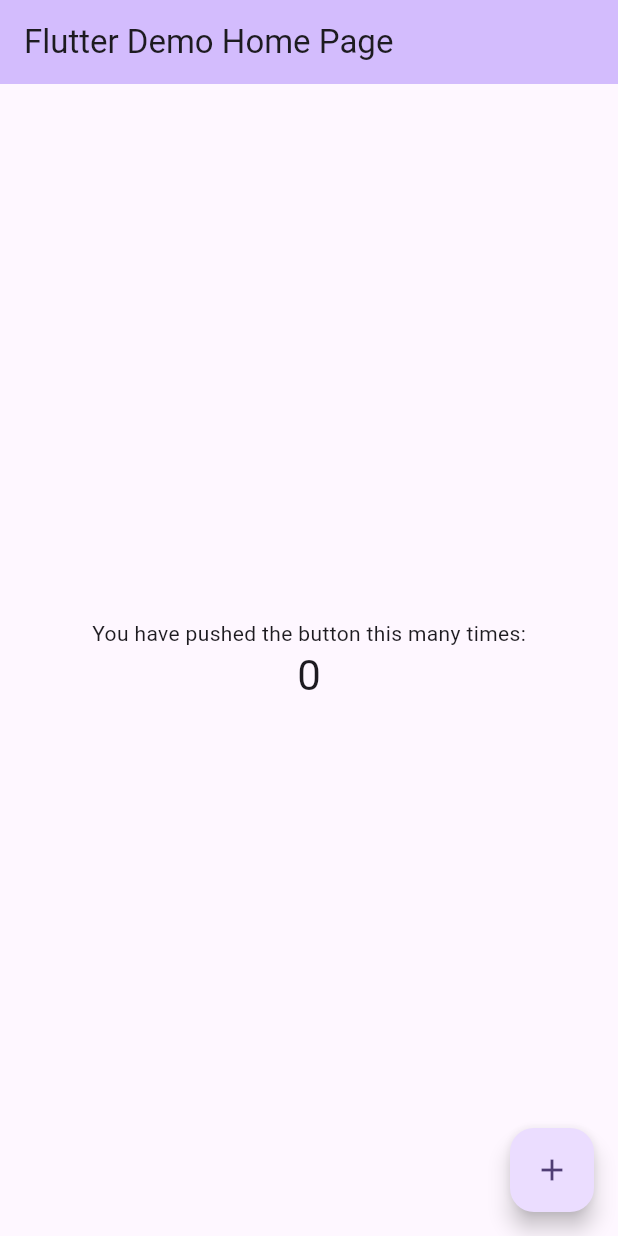
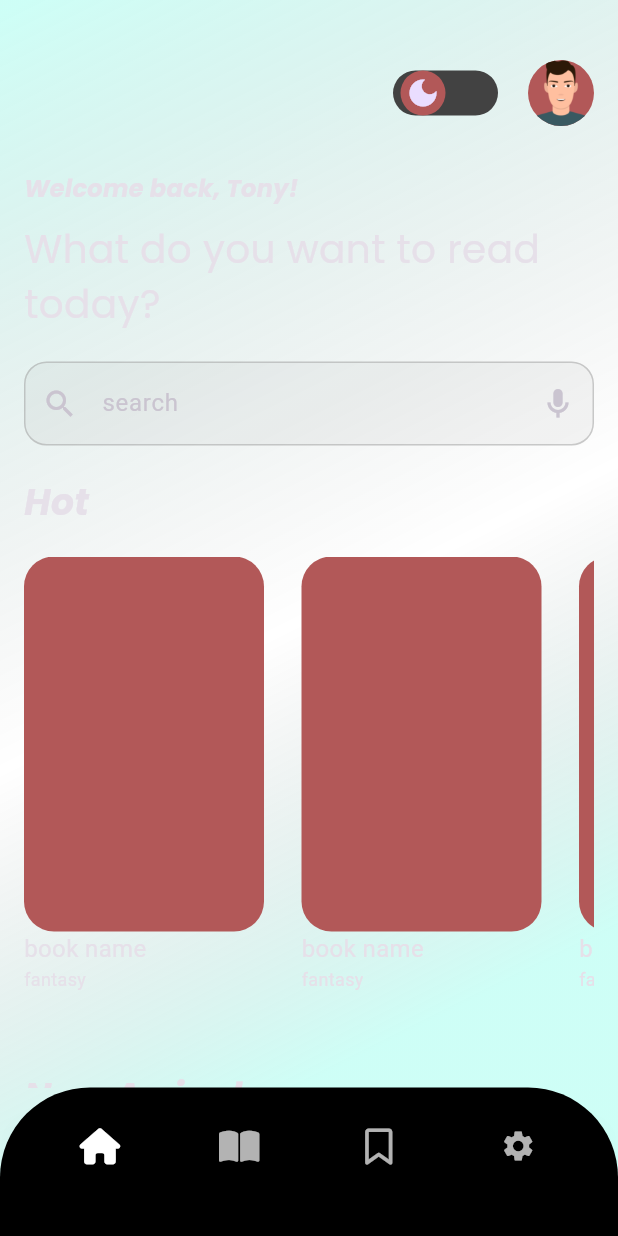
Before and after one commit to tonyMikhael100/kimit_graduation_project, a Flutter app: the screen it shows after launch, on a phone screen of 412 x 824 dp. Run offline on Flutter 3.47's test engine with Material 3 defaults, Android fonts, the phone set to English and light mode, and no system bars; our stand-ins replace flutter_onboarding_slider, font_awesome_flutter, google_fonts.

Commit message:
start allbook ui

```diff
--- /dev/null
+++ b/devtools_options.yaml
@@ -0,0 +1 @@
+extensions:
--- /dev/null
+++ b/lib/constant.dart
@@ -0,0 +1,3 @@
+import 'package:flutter/material.dart';
+
+var primaryColor = Color.fromARGB(255, 178, 88, 88);
--- a/lib/main.dart
+++ b/lib/main.dart
@@ -1,4 +1,7 @@
 import 'package:flutter/material.dart';
+import 'package:graduation_project/view/home.dart';
+import 'package:graduation_project/view/home_view.dart';
+import 'package:graduation_project/view/onboarding.dart';
 
 void main() {
   runApp(const MyApp());
@@ -7,119 +10,12 @@ void main() {
 class MyApp extends StatelessWidget {
   const MyApp({super.key});
 
-  // This widget is the root of your application.
   @override
   Widget build(BuildContext context) {
     return MaterialApp(
-      title: 'Flutter Demo',
-      theme: ThemeData(
-        // This is the theme of your application.
-        //
-        // TRY THIS: Try running your application with "flutter run". You'll see
-        // the application has a purple toolbar. Then, without quitting the app,
-        // try changing the seedColor in the colorScheme below to Colors.green
-        // and then invoke "hot reload" (save your changes or press the "hot
-        // reload" button in a Flutter-supported IDE, or press "r" if you used
-        // the command line to start the app).
-        //
-        // Notice that the counter didn't reset back to zero; the application
-        // state is not lost during the reload. To reset the state, use hot
-        // restart instead.
-        //
-        // This works for code too, not just values: Most code changes can be
-        // tested with just a hot reload.
-        colorScheme: ColorScheme.fromSeed(seedColor: Colors.deepPurple),
-        useMaterial3: true,
-      ),
-      home: const MyHomePage(title: 'Flutter Demo Home Page'),
+      debugShowCheckedModeBanner: false,
+      theme: ThemeData.dark(),
+      home: HomeView(),
     );
   }
 }
-
-class MyHomePage extends StatefulWidget {
-  const MyHomePage({super.key, required this.title});
-
-  // This widget is the home page of your application. It is stateful, meaning
-  // that it has a State object (defined below) that contains fields that affect
-  // how it looks.
-
-  // This class is the configuration for the state. It holds the values (in this
-  // case the title) provided by the parent (in this case the App widget) and
-  // used by the build method of the State. Fields in a Widget subclass are
-  // always marked "final".
-
-  final String title;
-
-  @override
-  State<MyHomePage> createState() => _MyHomePageState();
-}
-
-class _MyHomePageState extends State<MyHomePage> {
-  int _counter = 0;
-
-  void _incrementCounter() {
-    setState(() {
-      // This call to setState tells the Flutter framework that something has
-      // changed in this State, which causes it to rerun the build method below
-      // so that the display can reflect the updated values. If we changed
-      // _counter without calling setState(), then the build method would not be
-      // called again, and so nothing would appear to happen.
-      _counter++;
-    });
-  }
-
-  @override
-  Widget build(BuildContext context) {
-    // This method is rerun every time setState is called, for instance as done
-    // by the _incrementCounter method above.
-    //
-    // The Flutter framework has been optimized to make rerunning build methods
-    // fast, so that you can just rebuild anything that needs updating rather
-    // than having to individually change instances of widgets.
-    return Scaffold(
-      appBar: AppBar(
-        // TRY THIS: Try changing the color here to a specific color (to
-        // Colors.amber, perhaps?) and trigger a hot reload to see the AppBar
-        // change color while the other colors stay the same.
-        backgroundColor: Theme.of(context).colorScheme.inversePrimary,
-        // Here we take the value from the MyHomePage object that was created by
-        // the App.build method, and use it to set our appbar title.
-        title: Text(widget.title),
-      ),
-      body: Center(
-        // Center is a layout widget. It takes a single child and positions it
-        // in the middle of the parent.
-        child: Column(
-          // Column is also a layout widget. It takes a list of children and
-          // arranges them vertically. By default, it sizes itself to fit its
-          // children horizontally, and tries to be as tall as its parent.
-          //
-          // Column has various properties to control how it sizes itself and
-          // how it positions its children. Here we use mainAxisAlignment to
-          // center the children vertically; the main axis here is the vertical
-          // axis because Columns are vertical (the cross axis would be
-          // horizontal).
-          //
-          // TRY THIS: Invoke "debug painting" (choose the "Toggle Debug Paint"
-          // action in the IDE, or press "p" in the console), to see the
-          // wireframe for each widget.
-          mainAxisAlignment: MainAxisAlignment.center,
-          children: <Widget>[
-            const Text(
-              'You have pushed the button this many times:',
-            ),
-            Text(
-              '$_counter',
-              style: Theme.of(context).textTheme.headlineMedium,
-            ),
-          ],
-        ),
-      ),
-      floatingActionButton: FloatingActionButton(
-        onPressed: _incrementCounter,
-        tooltip: 'Increment',
-        child: const Icon(Icons.add),
-      ), // This trailing comma makes auto-formatting nicer for build methods.
-    );
-  }
-}
--- /dev/null
+++ b/lib/view/home.dart
@@ -0,0 +1,197 @@
+import 'package:flutter/material.dart';
+import 'package:google_fonts/google_fonts.dart';
+import 'package:graduation_project/constant.dart';
+import 'package:graduation_project/widgets/customized_text.dart';
+
+class Home extends StatefulWidget {
+  const Home({super.key});
+
+  @override
+  State<Home> createState() => _HomeState();
+}
+
+class _HomeState extends State<Home> {
+  bool isDark = true;
+
+  @override
+  Widget build(BuildContext context) {
+    return Container(
+      decoration: const BoxDecoration(),
+      child: Padding(
+        padding: const EdgeInsets.only(top: 40, right: 16, left: 16),
+        child: ListView(
+          // crossAxisAlignment: CrossAxisAlignment.start,
+          children: [
+            Row(
+              mainAxisAlignment: MainAxisAlignment.end,
+              children: [
+                InkWell(
+                  onTap: () {
+                    setState(() {
+                      isDark = !isDark;
+                    });
+                  },
+                  child: Container(
+                    width: 70,
+                    height: 30,
+                    alignment: isDark ? Alignment.topLeft : Alignment.topRight,
+                    child: CircleAvatar(
+                      backgroundColor: primaryColor,
+                      child: Icon(isDark ? Icons.dark_mode : Icons.light_mode),
+                    ),
+                    decoration: BoxDecoration(
+                        color: Colors.grey[800],
+                        borderRadius: BorderRadius.circular(15)),
+                  ),
+                ),
+                const SizedBox(
+                  width: 20,
+                ),
+                CircleAvatar(
+                  backgroundColor: primaryColor,
+                  backgroundImage: const AssetImage('assets/images/avatar.png'),
+                  radius: 22,
+                ),
+              ],
+            ),
+            const SizedBox(
+              height: 30,
+            ),
+            Text(
+              "Welcome back, Tony!",
+              style: GoogleFonts.poppins(
+                fontSize: 16,
+                fontWeight: FontWeight.w700,
+                fontStyle: FontStyle.italic,
+              ),
+            ),
+            const SizedBox(
+              height: 10,
+            ),
+            Text(
+              "What do you want to read today?",
+              style: GoogleFonts.poppins(
+                fontSize: 26,
+              ),
+            ),
+            const SizedBox(
+              height: 20,
+            ),
+            TextField(
+              decoration: InputDecoration(
+                fillColor: Colors.grey.withOpacity(0.1),
+                filled: true,
+                hintText: "search",
+                prefixIcon: const Icon(Icons.search),
+                suffixIcon: const Icon(Icons.mic_sharp),
+                enabledBorder: OutlineInputBorder(
+                  borderSide: BorderSide(
+                    color: Colors.grey.withOpacity(0.5),
+                  ),
+                  borderRadius: BorderRadius.circular(15),
+                ),
+                focusedBorder: OutlineInputBorder(
+                  borderSide: BorderSide(
+                    color: Colors.grey.withOpacity(0.5),
+                  ),
+                  borderRadius: BorderRadius.circular(15),
+                ),
+                errorBorder: OutlineInputBorder(
+                  borderSide: BorderSide(
+                    color: Colors.grey.withOpacity(0.5),
+                  ),
+                  borderRadius: BorderRadius.circular(15),
+                ),
+              ),
+            ),
+            const SizedBox(
+              height: 20,
+            ),
+            const CustomizedText(
+              text: "Hot",
+              fontSize: 24,
+            ),
+            SizedBox(
+              height: MediaQuery.of(context).size.height * 0.44,
+              child: Padding(
+                padding: const EdgeInsets.symmetric(vertical: 20),
+                child: ListView.separated(
+                    separatorBuilder: (context, index) {
+                      return const SizedBox(
+                        width: 25,
+                      );
+                    },
+                    itemCount: 10,
+                    scrollDirection: Axis.horizontal,
+                    itemBuilder: ((context, index) {
+                      return Column(
+                        crossAxisAlignment: CrossAxisAlignment.start,
+                        children: [
+                          Container(
+                            width: 160,
+                            height: 250,
+                            decoration: BoxDecoration(
+                              color: primaryColor,
+                              borderRadius: BorderRadius.circular(20),
+                            ),
+                          ),
+                          const Text(
+                            "book name ",
+                            style: TextStyle(fontSize: 16),
+                          ),
+                          const Text(
+                            "fantasy",
+                            style: TextStyle(fontSize: 12),
+                          )
+                        ],
+                      );
+                    })),
+              ),
+            ),
+            const CustomizedText(
+              text: "New Arrivals",
+              fontSize: 24,
+            ),
+            SizedBox(
+              height: MediaQuery.of(context).size.height * 0.44,
+              child: Padding(
+                padding: const EdgeInsets.symmetric(vertical: 20),
+                child: ListView.separated(
+                    separatorBuilder: (context, index) {
+                      return const SizedBox(
+                        width: 25,
+                      );
+                    },
+                    itemCount: 10,
+                    scrollDirection: Axis.horizontal,
+                    itemBuilder: ((context, index) {
+                      return Column(
+                        crossAxisAlignment: CrossAxisAlignment.start,
+                        children: [
+                          Container(
+                            width: 160,
+                            height: 250,
+                            decoration: BoxDecoration(
+                              color: primaryColor,
+                              borderRadius: BorderRadius.circular(20),
+                            ),
+                          ),
+                          const Text(
+                            "book name ",
+                            style: TextStyle(fontSize: 16),
+                          ),
+                          const Text(
+                            "fantasy",
+                            style: TextStyle(fontSize: 12),
+                          )
+                        ],
+                      );
+                    })),
+              ),
+            )
+          ],
+        ),
+      ),
+    );
+  }
+}
--- /dev/null
+++ b/lib/view/home_view.dart
@@ -0,0 +1,77 @@
+import 'package:flutter/material.dart';
+import 'package:flutter/widgets.dart';
+import 'package:font_awesome_flutter/font_awesome_flutter.dart';
+import 'package:google_fonts/google_fonts.dart';
+import 'package:graduation_project/constant.dart';
+import 'package:graduation_project/view/all_books_view.dart';
+import 'package:graduation_project/view/home.dart';
+import 'package:graduation_project/widgets/customized_text.dart';
+
+class HomeView extends StatefulWidget {
+  HomeView({super.key});
+
+  @override
+  State<HomeView> createState() => _HomeViewState();
+}
+
+class _HomeViewState extends State<HomeView> {
+  bool isDark = true;
+  int currentIndex = 0;
+  List screens = [
+    Home(),
+    AllBooksView(),
+    Home(),
+    Home(),
+  ];
+
+  @override
+  Widget build(BuildContext context) {
+    return Container(
+      decoration: BoxDecoration(
+          gradient: LinearGradient(
+        begin: Alignment.topLeft,
+        end: Alignment.bottomRight,
+        stops: [0.01, 0.5, 0.8],
+        colors: [
+          const Color(0x09FBD3).withOpacity(0.2),
+          Colors.transparent,
+          const Color(0x09FBD3).withOpacity(0.2),
+        ],
+      )),
+      child: Scaffold(
+        backgroundColor: Colors.transparent,
+        bottomNavigationBar: Container(
+          decoration: const BoxDecoration(
+            color: Colors.black,
+            borderRadius: BorderRadius.only(
+              topLeft: Radius.circular(60),
+              topRight: Radius.circular(60),
+            ),
+          ),
+          padding: const EdgeInsets.all(20),
+          child: BottomNavigationBar(
+            onTap: (int index) {
+              setState(() {
+                currentIndex = index;
+                print(currentIndex);
+              });
+            },
+            fixedColor: Colors.white,
+            backgroundColor: Colors.transparent,
+            type: BottomNavigationBarType.fixed,
+            items: const [
+              BottomNavigationBarItem(
+                  icon: FaIcon(FontAwesomeIcons.house), label: ""),
+              BottomNavigationBarItem(
+                  icon: FaIcon(FontAwesomeIcons.bookOpen), label: ""),
+              BottomNavigationBarItem(
+                  icon: FaIcon(FontAwesomeIcons.bookmark), label: ""),
+              BottomNavigationBarItem(icon: Icon(Icons.settings), label: ""),
+            ],
+          ),
+        ),
+        body: screens[currentIndex],
+      ),
+    );
+  }
+}
--- /dev/null
+++ b/lib/widgets/customized_text.dart
@@ -0,0 +1,24 @@
+import 'package:flutter/material.dart';
+import 'package:google_fonts/google_fonts.dart';
+
+class CustomizedText extends StatelessWidget {
+  final String text;
+  final double fontSize;
+  const CustomizedText({
+    super.key,
+    required this.text,
+    required this.fontSize,
+  });
+
+  @override
+  Widget build(BuildContext context) {
+    return Text(
+      text,
+      style: GoogleFonts.poppins(
+        fontSize: fontSize,
+        fontWeight: FontWeight.w700,
+        fontStyle: FontStyle.italic,
+      ),
+    );
+  }
+}
```
Also changed, not shown: lib/view/all_books_view.dart (added, +51 -0 lines), lib/view/onboarding.dart (+176 -0 lines), pubspec.yaml (+8 -7 lines), assets/images/Study.png (added), assets/images/avatar.png (added), assets/images/book2.png (added), assets/images/book3.jpg (added), assets/images/book3.png (added), pubspec.lock, 1 other file.
